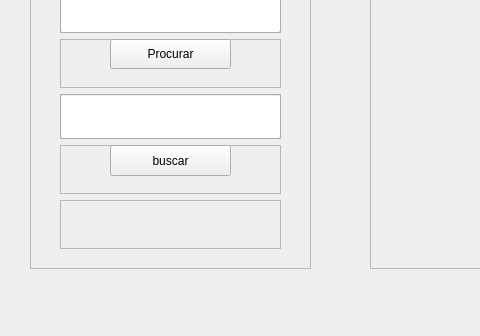
Before: the Qt Designer form untitled4/janelaLSE.ui in LPfontes/Projeto_estrutura_de-dados, drawn with Qt 5; both pictures show x 0 to 480 and y 432 to 768 of the 1174 by 768 pixel window.
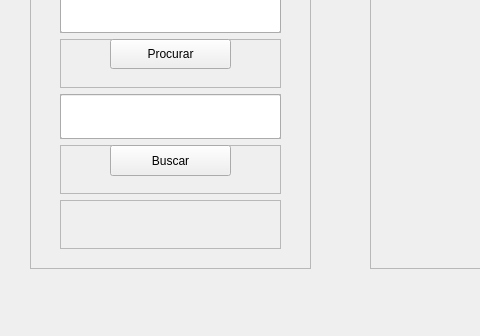
After: the same form once the commit is applied.

Patch:
```diff
--- a/untitled4/janelaLSE.ui
+++ b/untitled4/janelaLSE.ui
@@ -509,7 +509,7 @@
           </size>
          </property>
          <property name="text">
-          <string>buscar</string>
+          <string>Buscar</string>
          </property>
         </widget>
        </widget>
```
